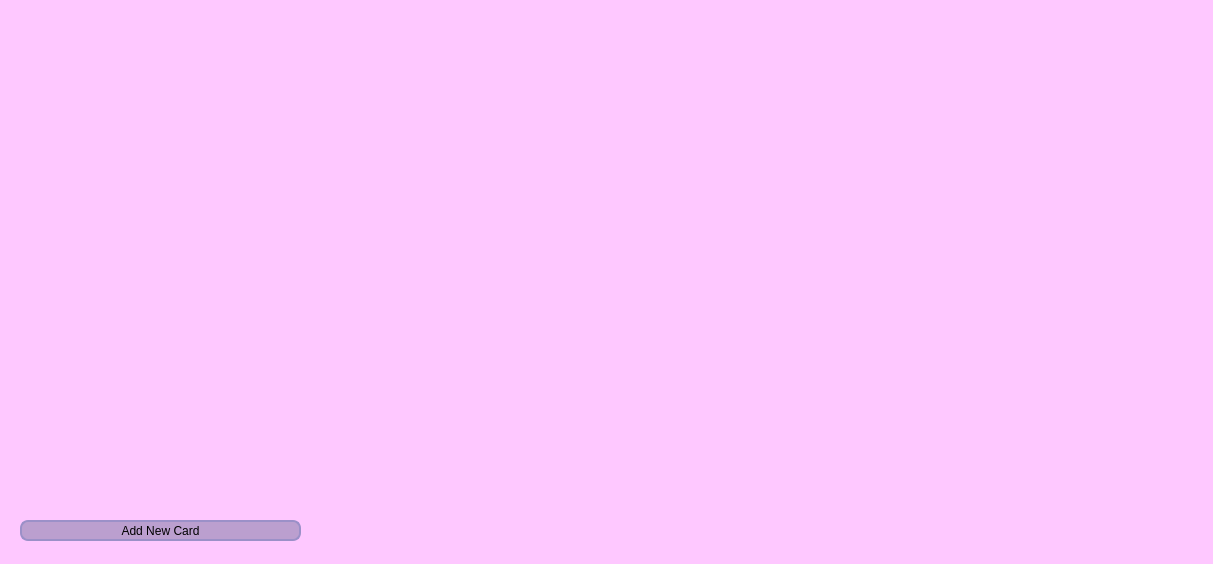
Saigz/task_tracker_qt, file UI/w_deck/NewTab/newtab.ui: the form before one commit.
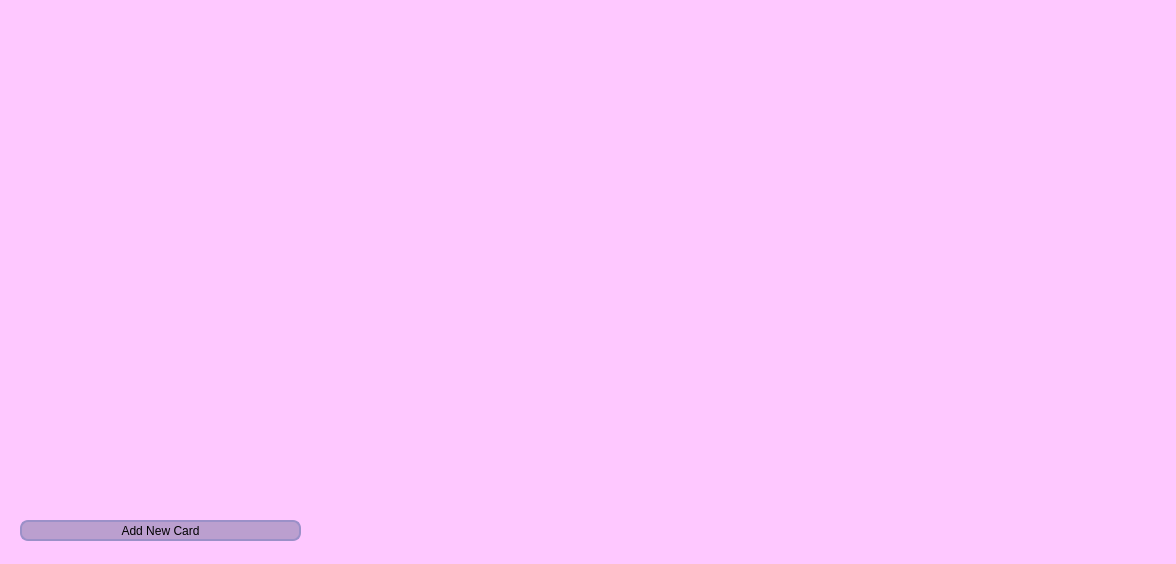
The form after the commit.

The edit to the form file:
```diff
--- a/UI/w_deck/NewTab/newtab.ui
+++ b/UI/w_deck/NewTab/newtab.ui
@@ -6,7 +6,7 @@
    <rect>
     <x>0</x>
     <y>0</y>
-    <width>1213</width>
+    <width>1176</width>
     <height>564</height>
    </rect>
   </property>
@@ -24,7 +24,7 @@
     <rect>
      <x>0</x>
      <y>10</y>
-     <width>1201</width>
+     <width>1171</width>
      <height>511</height>
     </rect>
    </property>
```
